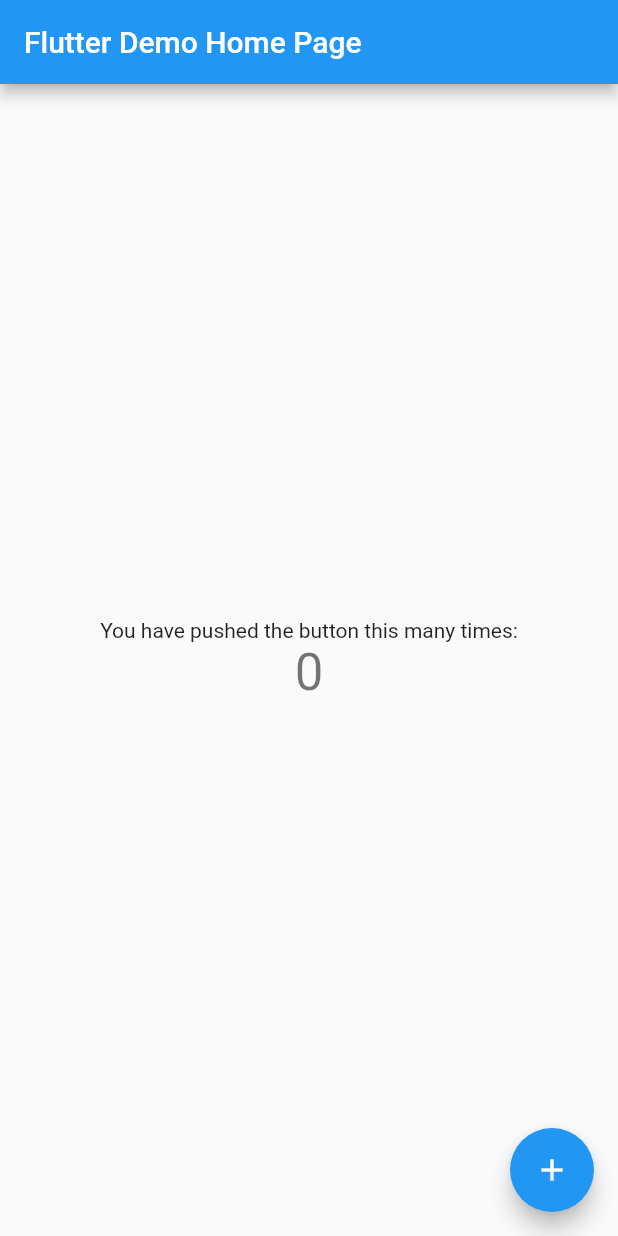
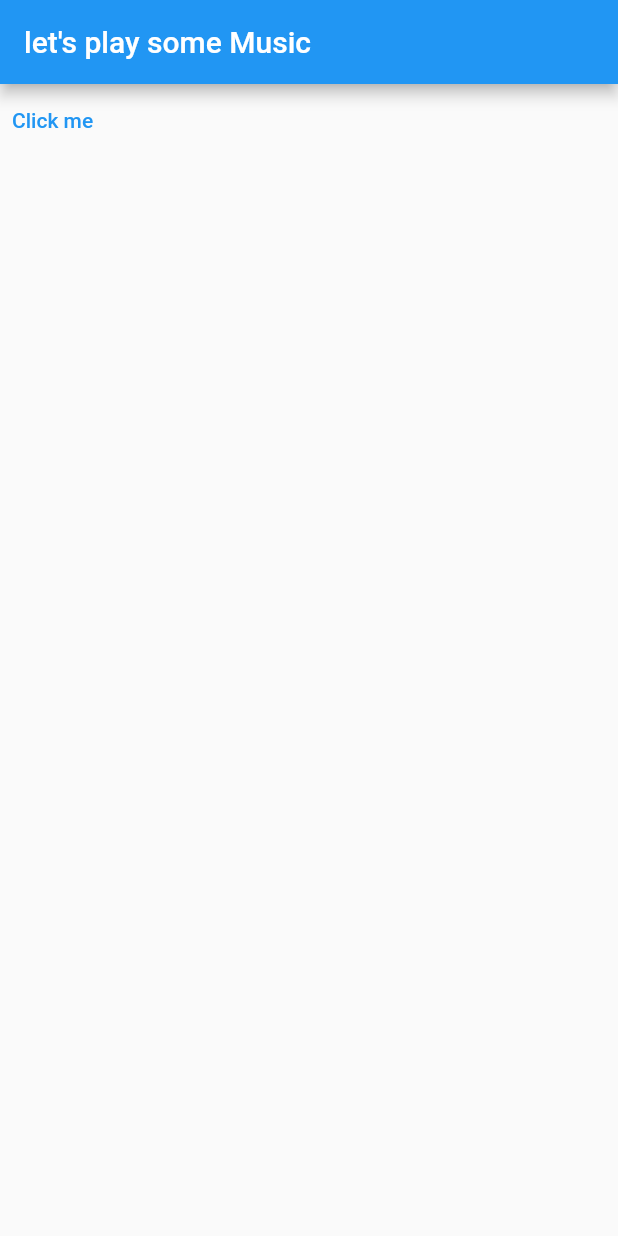
Before and after one commit to faisal-kn/xylophone, a Flutter app: the screen it shows after launch, on a phone screen of 412 x 824 dp. Run offline on Flutter 3.47's test engine with Material 2 defaults, Android fonts, the phone set to English and light mode, and no system bars; our stand-ins replace audioplayers.

Commit message:
played the sound file

```diff
--- a/lib/main.dart
+++ b/lib/main.dart
@@ -1,113 +1,30 @@
 import 'package:flutter/material.dart';
+import 'package:audioplayers/audioplayers.dart';
 
 void main() {
-  runApp(MyApp());
+  runApp(XylophoneApp());
 }
 
-class MyApp extends StatelessWidget {
-  // This widget is the root of your application.
+class XylophoneApp extends StatelessWidget {
+  const XylophoneApp({Key? key}) : super(key: key);
+
   @override
   Widget build(BuildContext context) {
     return MaterialApp(
-      title: 'Flutter Demo',
-      theme: ThemeData(
-        // This is the theme of your application.
-        //
-        // Try running your application with "flutter run". You'll see the
-        // application has a blue toolbar. Then, without quitting the app, try
-        // changing the primarySwatch below to Colors.green and then invoke
-        // "hot reload" (press "r" in the console where you ran "flutter run",
-        // or simply save your changes to "hot reload" in a Flutter IDE).
-        // Notice that the counter didn't reset back to zero; the application
-        // is not restarted.
-        primarySwatch: Colors.blue,
+      home: Scaffold(
+        appBar: AppBar(
+          title: Text('let\'s play some Music'),
+        ),
+        body: SafeArea(
+          child: TextButton(
+            onPressed: () {
+              final player = AudioCache();
+              player.play('note1.wav');
+            },
+            child: Text('Click me'),
+          ),
+        ),
       ),
-      home: MyHomePage(title: 'Flutter Demo Home Page'),
     );
   }
 }
-
-class MyHomePage extends StatefulWidget {
-  MyHomePage({Key? key, required this.title}) : super(key: key);
-
-  // This widget is the home page of your application. It is stateful, meaning
-  // that it has a State object (defined below) that contains fields that affect
-  // how it looks.
-
-  // This class is the configuration for the state. It holds the values (in this
-  // case the title) provided by the parent (in this case the App widget) and
-  // used by the build method of the State. Fields in a Widget subclass are
-  // always marked "final".
-
-  final String title;
-
-  @override
-  _MyHomePageState createState() => _MyHomePageState();
-}
-
-class _MyHomePageState extends State<MyHomePage> {
-  int _counter = 0;
-
-  void _incrementCounter() {
-    setState(() {
-      // This call to setState tells the Flutter framework that something has
-      // changed in this State, which causes it to rerun the build method below
-      // so that the display can reflect the updated values. If we changed
-      // _counter without calling setState(), then the build method would not be
-      // called again, and so nothing would appear to happen.
-      _counter++;
-    });
-  }
-
-  @override
-  Widget build(BuildContext context) {
-    // This method is rerun every time setState is called, for instance as done
-    // by the _incrementCounter method above.
-    //
-    // The Flutter framework has been optimized to make rerunning build methods
-    // fast, so that you can just rebuild anything that needs updating rather
-    // than having to individually change instances of widgets.
-    return Scaffold(
-      appBar: AppBar(
-        // Here we take the value from the MyHomePage object that was created by
-        // the App.build method, and use it to set our appbar title.
-        title: Text(widget.title),
-      ),
-      body: Center(
-        // Center is a layout widget. It takes a single child and positions it
-        // in the middle of the parent.
-        child: Column(
-          // Column is also a layout widget. It takes a list of children and
-          // arranges them vertically. By default, it sizes itself to fit its
-          // children horizontally, and tries to be as tall as its parent.
-          //
-          // Invoke "debug painting" (press "p" in the console, choose the
-          // "Toggle Debug Paint" action from the Flutter Inspector in Android
-          // Studio, or the "Toggle Debug Paint" command in Visual Studio Code)
-          // to see the wireframe for each widget.
-          //
-          // Column has various properties to control how it sizes itself and
-          // how it positions its children. Here we use mainAxisAlignment to
-          // center the children vertically; the main axis here is the vertical
-          // axis because Columns are vertical (the cross axis would be
-          // horizontal).
-          mainAxisAlignment: MainAxisAlignment.center,
-          children: <Widget>[
-            Text(
-              'You have pushed the button this many times:',
-            ),
-            Text(
-              '$_counter',
-              style: Theme.of(context).textTheme.headline4,
-            ),
-          ],
-        ),
-      ),
-      floatingActionButton: FloatingActionButton(
-        onPressed: _incrementCounter,
-        tooltip: 'Increment',
-        child: Icon(Icons.add),
-      ), // This trailing comma makes auto-formatting nicer for build methods.
-    );
-  }
-}
--- a/pubspec.yaml
+++ b/pubspec.yaml
@@ -28,6 +28,7 @@
   # The following adds the Cupertino Icons font to your application.
   # Use with the CupertinoIcons class for iOS style icons.
   cupertino_icons: ^1.0.2
+  audioplayers: ^0.19.1
 
 dev_dependencies:
   flutter_test:
@@ -45,9 +46,8 @@
   uses-material-design: true
 
   # To add assets to your application, add an assets section, like this:
-  # assets:
-  #   - images/a_dot_burr.jpeg
-  #   - images/a_dot_ham.jpeg
+  assets:
+    - assets/
 
   # An image asset can refer to one or more resolution-specific "variants", see
   # https://flutter.dev/assets-and-images/#resolution-aware.
```
Also changed, not shown: pubspec.lock, 8 other files.
